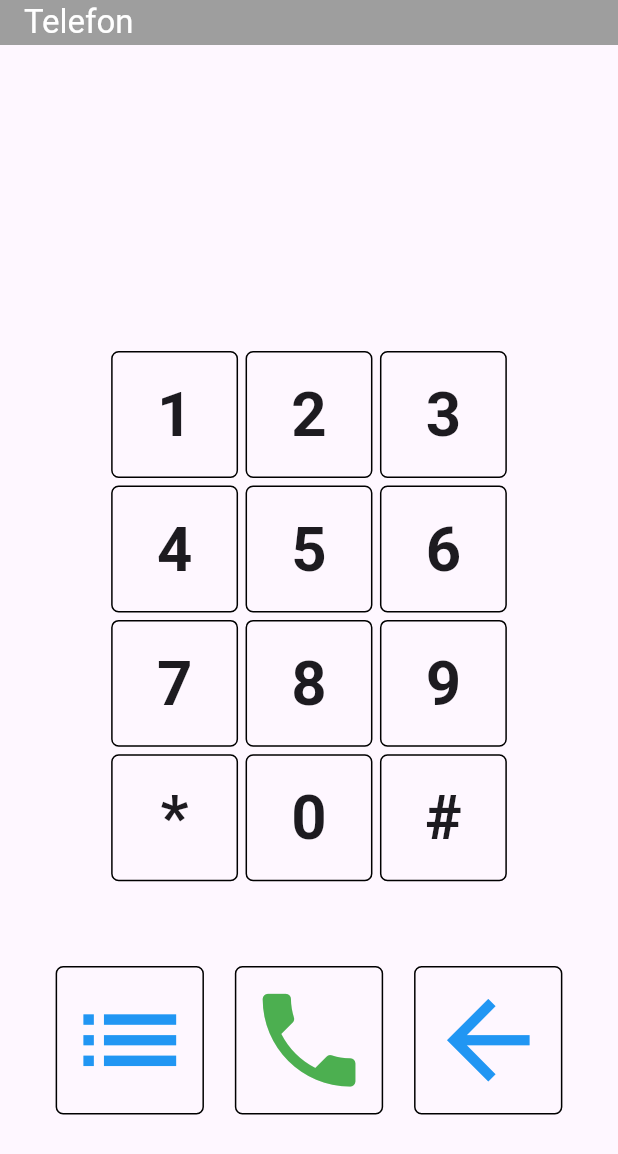
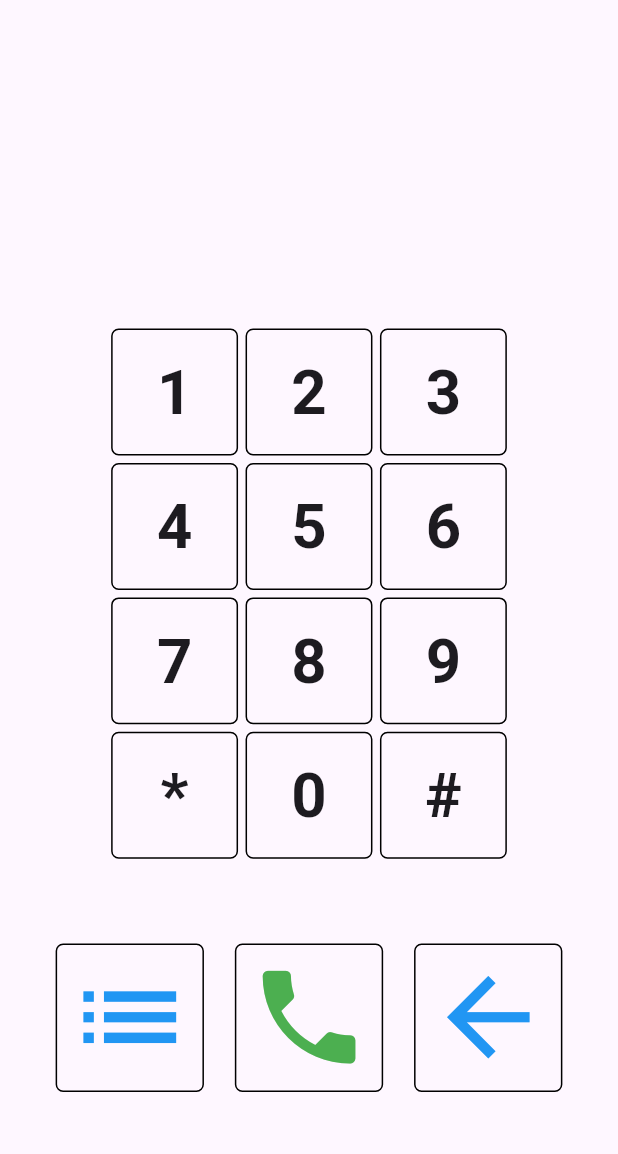
Before and after one commit to mahnoorr1/Big_Phone_Application, a Flutter app: the screen it shows after launch, on a phone screen of 412 x 824 dp. Shown: the top 1154 px of the screen. Run offline on Flutter 3.47's test engine with Material 3 defaults, Android fonts, the phone set to English and light mode, and no system bars; our stand-ins replace contacts_service, permission_handler; missing offline and left inert: flutter_phone_direct_caller.

Commit message:
white screen issue fixed in mobile view

```diff
--- a/lib/views/dialer/dialer_screen.dart
+++ b/lib/views/dialer/dialer_screen.dart
@@ -7,36 +7,19 @@ class DialerScreen extends StatefulWidget {
   const DialerScreen({Key? key}) : super(key: key);
 
   @override
-  State<DialerScreen> createState() => _ContactScreenState();
+  State<DialerScreen> createState() => _DialerScreenState();
 }
 
-class _ContactScreenState extends State<DialerScreen> {
+class _DialerScreenState extends State<DialerScreen> {
   @override
   Widget build(BuildContext context) {
-    return Scaffold(
-      appBar: AppBar(
-        toolbarHeight: 30,
-        title: const Text(
-          'Telefon',
-          style: TextStyle(color: Colors.white),
-        ),
-        backgroundColor: Colors.grey,
-      ),
-      body: OrientationBuilder(builder: (context, orientation) {
-        return LayoutBuilder(
-          builder: (BuildContext context, BoxConstraints constraints) {
-            if (constraints.maxWidth < 600 &&
-                orientation == Orientation.portrait) {
-              return MobileScreen();
-            } else if (constraints.maxHeight < 600 &&
-                orientation == Orientation.landscape) {
-              return MobileScreen();
-            } else {
-              return const TabletScreen();
-            }
-          },
-        );
-      }),
-    );
+    return Builder(builder: (BuildContext context) {
+      if (MediaQuery.of(context).size.width < 600 ||
+          MediaQuery.of(context).size.height < 600) {
+        return MobileScreen();
+      } else {
+        return const TabletScreen();
+      }
+    });
   }
 }
--- a/lib/views/dialer/dialer_widget.dart
+++ b/lib/views/dialer/dialer_widget.dart
@@ -1,12 +1,10 @@
 import 'package:flutter/material.dart';
 
 class DialerWidget extends StatefulWidget {
-  final Orientation orientation;
   final String enteredNumber;
   final ValueChanged<String> onNumberButtonPressed;
 
   DialerWidget({
-    required this.orientation,
     required this.enteredNumber,
     required this.onNumberButtonPressed,
   });
@@ -32,26 +30,27 @@ class _DialerWidgetState extends State<DialerWidget> {
 
   @override
   Widget build(BuildContext context) {
+    return OrientationBuilder(builder: (context, orientation) {
       return Align(
-      alignment: widget.orientation == Orientation.landscape
+        alignment: orientation == Orientation.landscape
             ? Alignment.topRight
             : Alignment.center,
         child: Container(
           width: MediaQuery.of(context).size.width < 600 &&
-                widget.orientation == Orientation.portrait
+                  orientation == Orientation.portrait
               ? MediaQuery.of(context).size.width * 0.65 //mobile portrait
-            : widget.orientation == Orientation.landscape
+              : orientation == Orientation.landscape
                   ? MediaQuery.of(context).size.height *
                       0.57 //mobile landscape mode
-                : widget.orientation == Orientation.portrait &&
+                  : orientation == Orientation.portrait &&
                           MediaQuery.of(context).size.width > 600
                       ? MediaQuery.of(context).size.width *
                           0.57 // tablet portrait
-                    : widget.orientation == Orientation.landscape
+                      : orientation == Orientation.landscape
                           ? MediaQuery.of(context).size.height *
                               0.55 //tablet landscape
                           : MediaQuery.of(context).size.height * 0.4,
-        height: widget.orientation == Orientation.landscape
+          height: orientation == Orientation.landscape
               ? MediaQuery.of(context).size.height * 0.78
               : MediaQuery.of(context).size.height * 0.5,
           padding: const EdgeInsets.all(2),
@@ -65,6 +64,7 @@ class _DialerWidgetState extends State<DialerWidget> {
           ),
         ),
       );
+    });
   }
 
   Widget _buildDialButton(String text) {
@@ -82,7 +82,8 @@ class _DialerWidgetState extends State<DialerWidget> {
       onTap: () {
         widget.onNumberButtonPressed(text);
       },
-      child: Container(
+      child: OrientationBuilder(builder: (context, orientation) {
+        return Container(
           decoration: BoxDecoration(
             shape: BoxShape.rectangle,
             border: Border.all(
@@ -96,15 +97,16 @@ class _DialerWidgetState extends State<DialerWidget> {
               child: Text(
                 text,
                 style: TextStyle(
-                fontSize: widget.orientation == Orientation.landscape
-                    ? MediaQuery.of(context).size.height * 0.1
-                    : MediaQuery.of(context).size.height * 0.05,
+                  fontSize: MediaQuery.of(context).size.width < 600
+                      ? MediaQuery.of(context).size.height * 0.05
+                      : MediaQuery.of(context).size.width * 0.05,
                   fontWeight: FontWeight.bold,
                 ),
               ),
             ),
           ),
-      ),
+        );
+      }),
     );
   }
 }
--- a/lib/views/dialer/mobile_screen.dart
+++ b/lib/views/dialer/mobile_screen.dart
@@ -17,9 +17,9 @@ class _MobileScreenState extends State<MobileScreen> {
     return OrientationBuilder(
       builder: (context, orientation) {
         if (orientation == Orientation.portrait) {
-          return _buildPortraitLayout(orientation, context);
+          return _buildPortraitLayout();
         } else {
-          return _buildLandscapeLayout(orientation);
+          return _buildLandscapeLayout();
         }
       },
     );
@@ -54,50 +54,32 @@ class _MobileScreenState extends State<MobileScreen> {
     });
   }
 
-  Widget _buildPortraitLayout(Orientation orientation, BuildContext context) {
-    return LayoutBuilder(
-      builder: (context, constraints) {
-        double maxWidth = constraints.maxWidth - 20;
+  Widget _buildPortraitLayout() {
+    double maxWidth = MediaQuery.of(context).size.width - 20;
     double initialFontSize = maxWidth * 0.18;
-        double fontSize = initialFontSize;
 
-        TextPainter textPainter = TextPainter(
-          text: TextSpan(
-            text: enteredNumber,
+    return OrientationBuilder(builder: (context, orientation) {
+      return Scaffold(
+        body: Column(
+          mainAxisAlignment: MainAxisAlignment.center,
+          children: <Widget>[
+            Padding(
+              padding: const EdgeInsets.symmetric(horizontal: 20.0),
+              child: FittedBox(
+                fit: BoxFit.scaleDown,
+                child: Text(
+                  enteredNumber,
                   style: TextStyle(
-              fontSize: fontSize,
+                    fontSize: initialFontSize,
+                    fontWeight: FontWeight.w500,
                   ),
                 ),
-          textDirection: TextDirection.ltr,
-        );
-        textPainter.layout();
-
-        while (textPainter.size.width > maxWidth) {
-          fontSize -= 1.0;
-          textPainter.text = TextSpan(
-            text: enteredNumber,
-            style: TextStyle(
-              fontSize: fontSize,
-            ),
-          );
-          textPainter.layout();
-        }
-
-        return Column(
-          mainAxisAlignment: MainAxisAlignment.center,
-          children: <Widget>[
-            Text(
-              enteredNumber,
-              style: TextStyle(
-                fontSize: fontSize,
-                fontWeight: FontWeight.w500,
               ),
             ),
             const SizedBox(
               height: 20,
             ),
             DialerWidget(
-              orientation: orientation,
               enteredNumber: enteredNumber,
               onNumberButtonPressed: onNumberButtonPressed,
             ),
@@ -109,34 +91,31 @@ class _MobileScreenState extends State<MobileScreen> {
                   icon: Icons.list,
                   color: Colors.blue,
                   onTap: onListTap,
-                  orientation: orientation,
                 ),
                 SizedBox(width: MediaQuery.of(context).size.width * 0.05),
                 _buildActionButton(
                   icon: Icons.phone,
                   color: Colors.green,
                   onTap: onCallTap,
-                  orientation: orientation,
                 ),
                 SizedBox(width: MediaQuery.of(context).size.width * 0.05),
                 _buildActionButton(
                   icon: Icons.arrow_back,
                   color: Colors.blue,
                   onTap: onBackspaceTap,
-                  orientation: orientation,
                 ),
                 SizedBox(width: MediaQuery.of(context).size.width * 0.05),
               ],
             ),
           ],
+        ),
       );
-      },
-    );
+    });
   }
 
-  Widget _buildLandscapeLayout(Orientation orientation) {
-    return LayoutBuilder(builder: (context, constraints) {
-      double maxWidth = constraints.maxWidth * 0.6;
+  Widget _buildLandscapeLayout() {
+    return Builder(builder: (context) {
+      double maxWidth = MediaQuery.of(context).size.width * 0.6;
       double initialFontSize = maxWidth * 0.145;
       double fontSize = initialFontSize;
 
@@ -161,8 +140,19 @@ class _MobileScreenState extends State<MobileScreen> {
         );
         textPainter.layout();
       }
+      return Scaffold(
+        extendBody: true,
+        appBar: AppBar(
+          toolbarHeight: 30,
+          title: const Text(
+            'Telefon',
+            style: TextStyle(color: Colors.white),
+          ),
+          backgroundColor: Colors.grey,
+        ),
+        body: OrientationBuilder(builder: (context, orientation) {
           return Padding(
-        padding: const EdgeInsets.only(right: 50),
+            padding: const EdgeInsets.only(right: 0),
             child: Row(
               mainAxisAlignment: MainAxisAlignment.spaceEvenly,
               children: <Widget>[
@@ -185,28 +175,29 @@ class _MobileScreenState extends State<MobileScreen> {
                     Row(
                       mainAxisAlignment: MainAxisAlignment.center,
                       children: [
-                    SizedBox(width: MediaQuery.of(context).size.width * 0.05),
+                        SizedBox(
+                            width: MediaQuery.of(context).size.width * 0.05),
                         _buildActionButton(
                           icon: Icons.list,
                           color: Colors.blue,
                           onTap: onListTap,
-                      orientation: orientation,
                         ),
-                    SizedBox(width: MediaQuery.of(context).size.height * 0.05),
+                        SizedBox(
+                            width: MediaQuery.of(context).size.height * 0.05),
                         _buildActionButton(
                           icon: Icons.phone,
                           color: Colors.green,
                           onTap: onCallTap,
-                      orientation: orientation,
                         ),
-                    SizedBox(width: MediaQuery.of(context).size.height * 0.05),
+                        SizedBox(
+                            width: MediaQuery.of(context).size.height * 0.05),
                         _buildActionButton(
                           icon: Icons.arrow_back,
                           color: Colors.blue,
                           onTap: onBackspaceTap,
-                      orientation: orientation,
                         ),
-                    SizedBox(width: MediaQuery.of(context).size.height * 0.05),
+                        SizedBox(
+                            width: MediaQuery.of(context).size.height * 0.05),
                       ],
                     ),
                     const SizedBox(
@@ -215,26 +206,27 @@ class _MobileScreenState extends State<MobileScreen> {
                   ],
                 ),
                 DialerWidget(
-              orientation: orientation,
                   enteredNumber: enteredNumber,
                   onNumberButtonPressed: onNumberButtonPressed,
                 ),
               ],
             ),
           );
+        }),
+      );
     });
   }
 
-  Widget _buildActionButton(
-      {required IconData icon,
+  Widget _buildActionButton({
+    required IconData icon,
     required Color color,
     required VoidCallback onTap,
-      required Orientation orientation}) {
+  }) {
     return Container(
-      width: orientation == Orientation.portrait
+      width: MediaQuery.of(context).size.width < 600
           ? MediaQuery.of(context).size.width * 0.24
           : MediaQuery.of(context).size.height * 0.24,
-      height: orientation == Orientation.portrait
+      height: MediaQuery.of(context).size.width < 600
           ? MediaQuery.of(context).size.width * 0.24
           : MediaQuery.of(context).size.height * 0.24,
       decoration: BoxDecoration(
@@ -249,7 +241,7 @@ class _MobileScreenState extends State<MobileScreen> {
         child: Icon(
           icon,
           color: color,
-          size: orientation == Orientation.portrait
+          size: MediaQuery.of(context).size.width < 600
               ? MediaQuery.of(context).size.width * 0.2
               : MediaQuery.of(context).size.height * 0.2,
         ),
```
Also changed, not shown: lib/views/dialer/tablet_screen.dart (+28 -13 lines). Lines whose indentation alone changed are shown as unchanged.
